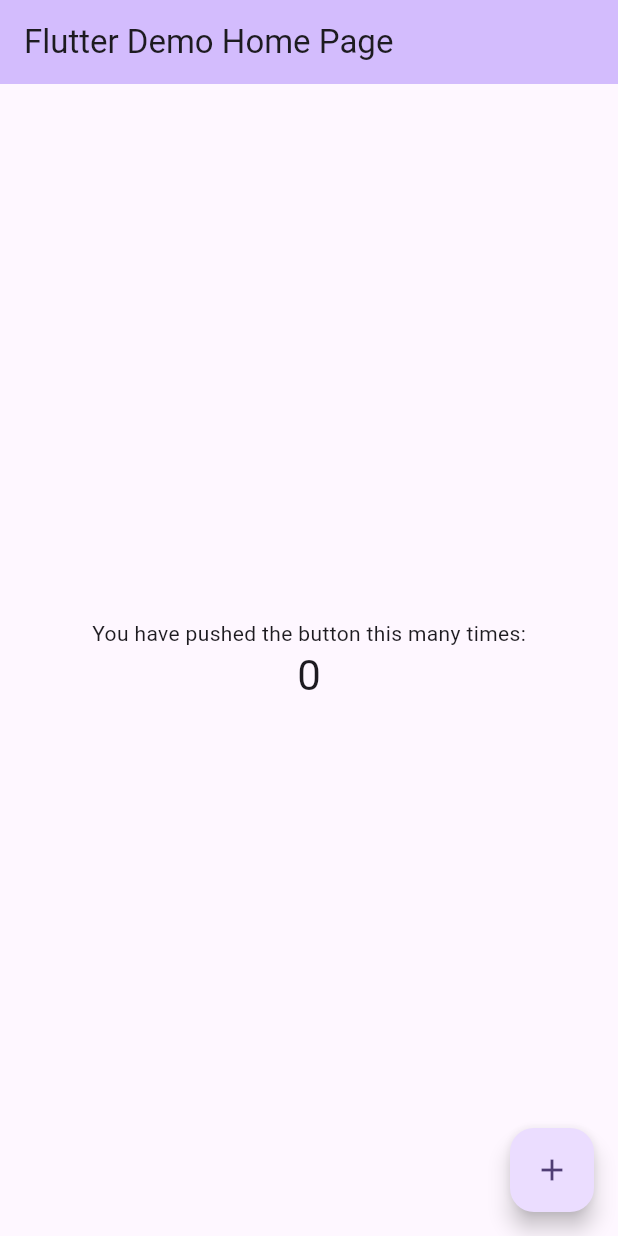
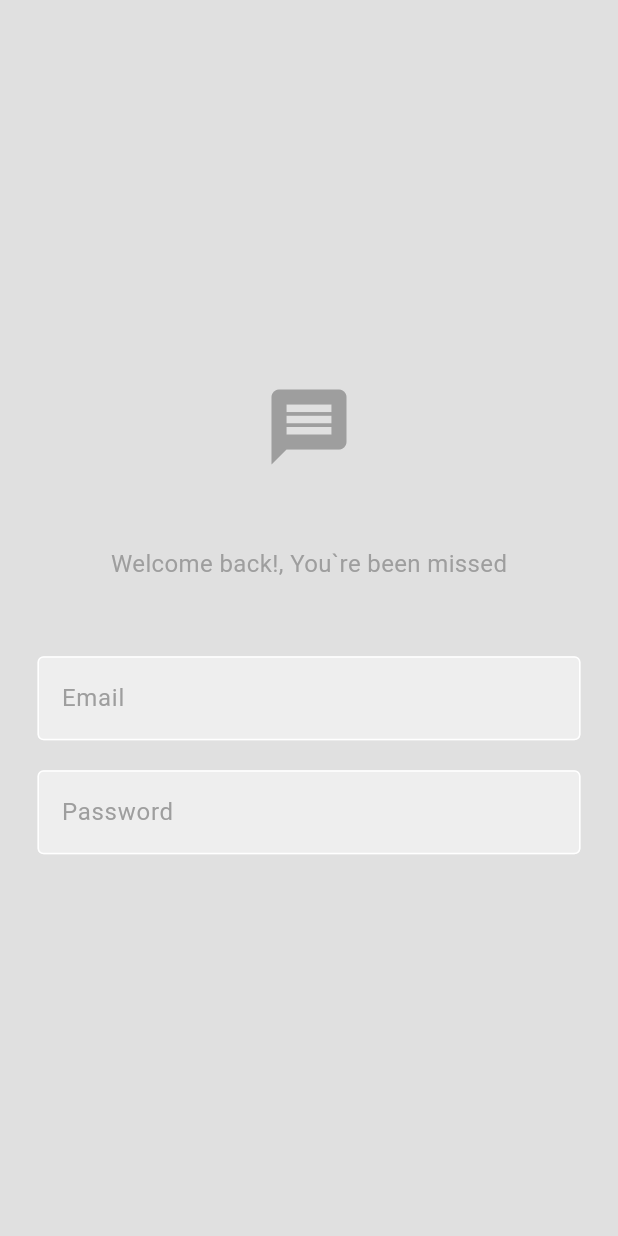
Before and after one commit to Lovrenski/chat-app, a Flutter app: the screen it shows after launch, on a phone screen of 412 x 824 dp. Run offline on Flutter 3.47's test engine with Material 3 defaults, Android fonts, the phone set to English and light mode, and no system bars.

Commit message:
make login page

```diff
--- /dev/null
+++ b/lib/components/my_textfield.dart
@@ -0,0 +1,32 @@
+import 'package:flutter/material.dart';
+
+class MyTextField extends StatelessWidget {
+  final String hintText;
+  const MyTextField({
+    super.key,
+    required this.hintText,
+    });
+
+  @override
+  Widget build(BuildContext context) {
+    return Padding(
+      padding: const EdgeInsets.symmetric(horizontal: 25.0),
+      child: TextField(
+        decoration: InputDecoration(
+          enabledBorder: OutlineInputBorder(
+            borderSide:
+                BorderSide(color: Theme.of(context).colorScheme.tertiary),
+          ),
+          focusedBorder: OutlineInputBorder(
+            borderSide:
+                BorderSide(color: Theme.of(context).colorScheme.primary),
+          ),
+          fillColor: Theme.of(context).colorScheme.secondary,
+          filled: true,
+          hintText: hintText,
+          hintStyle: TextStyle(color:Theme.of(context).colorScheme.primary),
+        ),
+      ),
+    );
+  }
+}
--- a/lib/main.dart
+++ b/lib/main.dart
@@ -1,4 +1,6 @@
 import 'package:flutter/material.dart';
+import 'package:myapp/themes/light_mode.dart';
+import 'pages/login_page.dart';
 
 void main() {
   runApp(const MyApp());
@@ -11,89 +13,9 @@ class MyApp extends StatelessWidget {
   @override
   Widget build(BuildContext context) {
     return MaterialApp(
-      title: 'Flutter Demo',
-      theme: ThemeData(
-        // This is the theme of your application.
-        //
-        // TRY THIS: Try running your application with "flutter run". You'll see
-        // the application has a purple toolbar. Then, without quitting the app,
-        // try changing the seedColor in the colorScheme below to Colors.green
-        // and then invoke "hot reload" (save your changes or press the "hot
-        // reload" button in a Flutter-supported IDE, or press "r" if you used
-        // the command line to start the app).
-        //
-        // Notice that the counter didn't reset back to zero; the application
-        // state is not lost during the reload. To reset the state, use hot
-        // restart instead.
-        //
-        // This works for code too, not just values: Most code changes can be
-        // tested with just a hot reload.
-        colorScheme: ColorScheme.fromSeed(seedColor: Colors.deepPurple),
-        useMaterial3: true,
-      ),
-      home: const MyHomePage(title: 'Flutter Demo Home Page'),
+      debugShowCheckedModeBanner: false,
+      home: LoginPage(),
+      theme: lightMode,
     );
   }
 }
-
-class MyHomePage extends StatefulWidget {
-  const MyHomePage({super.key, required this.title});
-
-  // This widget is the home page of your application. It is stateful, meaning
-  // that it has a State object (defined below) that contains fields that affect
-  // how it looks.
-
-  // This class is the configuration for the state. It holds the values (in this
-  // case the title) provided by the parent (in this case the App widget) and
-  // used by the build method of the State. Fields in a Widget subclass are
-  // always marked "final".
-
-  final String title;
-
-  @override
-  State<MyHomePage> createState() => _MyHomePageState();
-}
-
-class _MyHomePageState extends State<MyHomePage> {
-  int _counter = 0;
-
-  void _incrementCounter() {
-    setState(() {
-      // This call to setState tells the Flutter framework that something has
-      // changed in this State, which causes it to rerun the build method below
-      // so that the display can reflect the updated values. If we changed
-      // _counter without calling setState(), then the build method would not be
-      // called again, and so nothing would appear to happen.
-      _counter++;
-    });
-  }
-
-  @override
-  Widget build(BuildContext context) {
-    return Scaffold(
-      appBar: AppBar(
-        backgroundColor: Theme.of(context).colorScheme.inversePrimary,
-        title: Text(widget.title),
-      ),
-      body: Center(
-        child: Column(
-          mainAxisAlignment: MainAxisAlignment.center,
-          children: <Widget>[
-            const Text(
-              'You have pushed the button this many times:',
-            ),
-            Text(
-              '$_counter',
-              style: Theme.of(context).textTheme.headlineMedium,
-            ),
-          ],
-        ),
-      ),
-      floatingActionButton: FloatingActionButton(
-        onPressed: _incrementCounter,
-        tooltip: 'Increment',
-        child: const Icon(Icons.add),
-      ), // This trailing comma makes auto-formatting nicer for build methods.
-    );
-  }
-}
--- /dev/null
+++ b/lib/pages/login_page.dart
@@ -0,0 +1,56 @@
+import 'package:flutter/material.dart';
+import 'package:myapp/components/my_textfield.dart';
+
+class LoginPage extends StatelessWidget {
+  const LoginPage({super.key});
+
+  @override
+  Widget build(BuildContext context) {
+    return Scaffold(
+        backgroundColor: Theme.of(context).colorScheme.background,
+        body: Center(
+          child: Column(
+            mainAxisAlignment: MainAxisAlignment.center,
+            children: [
+              // logo
+              Icon(
+                Icons.message,
+                size: 60,
+                color: Theme.of(context).colorScheme.primary,
+              ),
+
+              const SizedBox(
+                height: 50,
+              ),
+
+              // welcome back message
+              Text(
+                'Welcome back!, You`re been missed',
+                style: TextStyle(
+                  color: Theme.of(context).colorScheme.primary,
+                  fontSize: 16,
+                ),
+              ),
+
+              const SizedBox(
+                height: 50,
+              ),
+
+              // email textfield
+              MyTextField(
+                hintText: "Email",
+              ),
+              const SizedBox(
+                height:20,
+              ),
+              MyTextField(
+                hintText: "Password",
+              ),
+              // login button
+
+              // register now
+            ],
+          ),
+        ));
+  }
+}
--- /dev/null
+++ b/lib/themes/light_mode.dart
@@ -0,0 +1,11 @@
+import 'package:flutter/material.dart';
+
+ThemeData lightMode = ThemeData(
+  colorScheme: ColorScheme.light(
+    background: Colors.grey.shade300,
+    primary: Colors.grey.shade500,
+    secondary: Colors.grey.shade200,
+    tertiary: Colors.white,
+    inversePrimary: Colors.grey.shade900,
+  ),
+);
```
